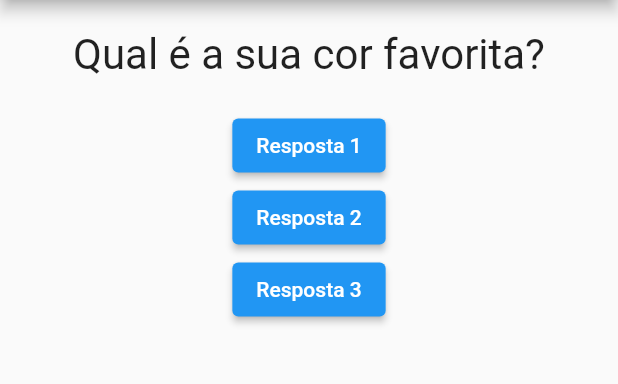
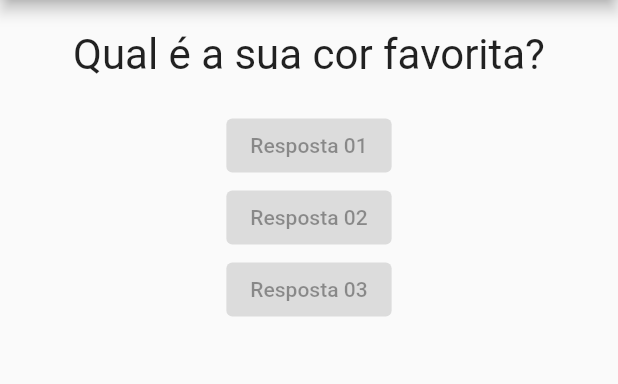
Before and after one commit to gabrielestefono/projeto_perguntas, a Flutter app: the screen it shows after launch, on a phone screen of 412 x 824 dp, the part 84-468 px from its top. Run offline on Flutter 3.47's test engine with Material 2 defaults, Android fonts, the phone set to English and light mode, and no system bars.

Commit message:
Tentando desafio (Algo está errado)

```diff
--- a/lib/main.dart
+++ b/lib/main.dart
@@ -1,5 +1,6 @@
 import 'package:flutter/material.dart';
 import "./questao.dart";
+import "./resposta.dart";
 
 main() => runApp(PerguntaApp());
 
@@ -27,10 +28,12 @@ class _PerguntaAppState extends State<PerguntaApp> {
         ),
         body: Column(
           children: [
-            Questao(perguntas[_perguntaSelecionada]),
-            ElevatedButton(onPressed: _responder, child: Text("Resposta 1")),
-            ElevatedButton(onPressed: _responder, child: Text("Resposta 2")),
-            ElevatedButton(onPressed: _responder, child: Text("Resposta 3"))
+            Questao(
+              perguntas[_perguntaSelecionada],
+            ),
+            Resposta("Resposta 01"),
+            Resposta("Resposta 02"),
+            Resposta("Resposta 03"),
           ],
         ),
       ),
--- a/lib/questao.dart
+++ b/lib/questao.dart
@@ -2,19 +2,19 @@ import 'package:flutter/material.dart';
 
 class Questao extends StatelessWidget {
   String texto;
-  Questao(this.texto);
+  Questao(this.texto, {super.key});
   @override
   Widget build(BuildContext context) {
     return Container(
+      width: double.infinity,
+      margin: const EdgeInsets.all(20),
       child: Text(
         texto,
-        style: TextStyle(
+        style: const TextStyle(
           fontSize: 28,
         ),
         textAlign: TextAlign.center,
       ),
-      width: double.infinity,
-      margin: EdgeInsets.all(20),
     );
   }
 }
--- /dev/null
+++ b/lib/resposta.dart
@@ -0,0 +1,15 @@
+import 'package:flutter/material.dart';
+
+class Resposta extends StatelessWidget {
+  String textoResposta;
+  Resposta(this.textoResposta, {super.key});
+  @override
+  Widget build(BuildContext context) {
+    return Container(
+      child: const ElevatedButton(
+        onPressed: null,
+        child: Text(textoResposta),
+      ),
+    );
+  }
+}
```
